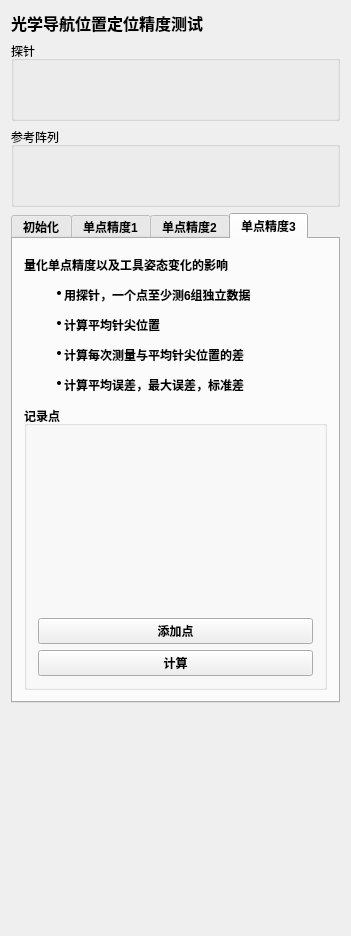
Above: Plugins/org.mitk.lancet.accuracytest/src/internal/AccuracyTestControls.ui from zhaomengxiao/LancetMITK-Adition before the change. Below: the same form after it.
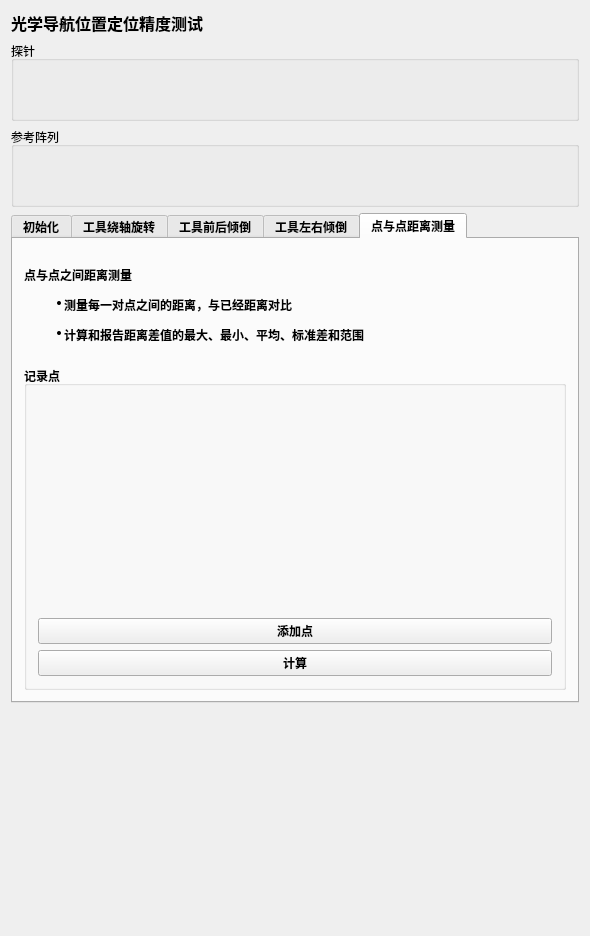
That is the form after the change. Custom widgets are drawn as their Qt base class.

Commit message:
add data export function to acuracy test
1、data export
2、modify some logic codes

Diff of the .ui file:
```diff
--- a/Plugins/org.mitk.lancet.accuracytest/src/internal/AccuracyTestControls.ui
+++ b/Plugins/org.mitk.lancet.accuracytest/src/internal/AccuracyTestControls.ui
@@ -6,7 +6,7 @@
    <rect>
     <x>0</x>
     <y>0</y>
-    <width>351</width>
+    <width>590</width>
     <height>936</height>
    </rect>
   </property>
@@ -87,7 +87,7 @@
       </font>
      </property>
      <property name="currentIndex">
-      <number>3</number>
+      <number>4</number>
      </property>
      <property name="elideMode">
       <enum>Qt::ElideMiddle</enum>
@@ -290,7 +290,7 @@
      </widget>
      <widget class="QWidget" name="tab_2">
       <attribute name="title">
-       <string>单点精度1</string>
+       <string>工具绕轴旋转</string>
       </attribute>
       <layout class="QVBoxLayout" name="verticalLayout_3">
        <item>
@@ -351,7 +351,7 @@
      </widget>
      <widget class="QWidget" name="tab_3">
       <attribute name="title">
-       <string>单点精度2</string>
+       <string>工具前后倾倒</string>
       </attribute>
       <layout class="QVBoxLayout" name="verticalLayout_8">
        <item>
@@ -405,9 +405,9 @@
      </widget>
      <widget class="QWidget" name="tab_4">
       <attribute name="title">
-       <string>单点精度3</string>
+       <string>工具左右倾倒</string>
       </attribute>
-      <layout class="QVBoxLayout" name="verticalLayout_9">
+      <layout class="QVBoxLayout" name="verticalLayout_13">
        <item>
         <widget class="QLabel" name="label_8">
          <property name="maximumSize">
@@ -464,6 +464,65 @@
        </item>
       </layout>
      </widget>
+     <widget class="QWidget" name="tab_5">
+      <attribute name="title">
+       <string>点与点距离测量</string>
+      </attribute>
+      <layout class="QVBoxLayout" name="verticalLayout_9">
+       <item>
+        <widget class="QLabel" name="label_7">
+         <property name="maximumSize">
+          <size>
+           <width>16777215</width>
+           <height>110</height>
+          </size>
+         </property>
+         <property name="text">
+          <string>&lt;!DOCTYPE HTML PUBLIC &quot;-//W3C//DTD HTML 4.0//EN&quot; &quot;http://www.w3.org/TR/REC-html40/strict.dtd&quot;&gt;
+&lt;html&gt;&lt;head&gt;&lt;meta name=&quot;qrichtext&quot; content=&quot;1&quot; /&gt;&lt;style type=&quot;text/css&quot;&gt;
+p, li { white-space: pre-wrap; }
+&lt;/style&gt;&lt;/head&gt;&lt;body style=&quot; font-family:'SimSun'; font-size:9pt; font-weight:600; font-style:normal;&quot;&gt;
+&lt;p style=&quot; margin-top:0px; margin-bottom:0px; margin-left:0px; margin-right:0px; -qt-block-indent:0; text-indent:0px;&quot;&gt;点与点之间距离测量&lt;/p&gt;
+&lt;ul style=&quot;margin-top: 0px; margin-bottom: 0px; margin-left: 0px; margin-right: 0px; -qt-list-indent: 1;&quot;&gt;&lt;li style=&quot; margin-top:12px; margin-bottom:0px; margin-left:0px; margin-right:0px; -qt-block-indent:0; text-indent:0px;&quot;&gt;测量每一对点之间的距离，与已经距离对比&lt;/li&gt;&lt;/ul&gt;
+&lt;ul style=&quot;margin-top: 0px; margin-bottom: 0px; margin-left: 0px; margin-right: 0px; -qt-list-indent: 1;&quot;&gt;&lt;li style=&quot; margin-top:12px; margin-bottom:0px; margin-left:0px; margin-right:0px; -qt-block-indent:0; text-indent:0px;&quot;&gt;计算和报告距离差值的最大、最小、平均、标准差和范围&lt;/li&gt;&lt;/ul&gt;&lt;/body&gt;&lt;/html&gt;</string>
+         </property>
+        </widget>
+       </item>
+       <item>
+        <widget class="QGroupBox" name="groupBox_6">
+         <property name="title">
+          <string>记录点</string>
+         </property>
+         <layout class="QVBoxLayout" name="verticalLayout_14">
+          <item>
+           <widget class="QmitkPointListWidget" name="m_distancePointList" native="true">
+            <property name="minimumSize">
+             <size>
+              <width>0</width>
+              <height>170</height>
+             </size>
+            </property>
+           </widget>
+          </item>
+          <item>
+           <widget class="QPushButton" name="m_AddPoint_3">
+            <property name="text">
+             <string>添加点</string>
+            </property>
+           </widget>
+          </item>
+          <item>
+           <widget class="QPushButton" name="m_compute_3">
+            <property name="text">
+             <string>计算</string>
+            </property>
+           </widget>
+          </item>
+         </layout>
+        </widget>
+       </item>
+      </layout>
+     </widget>
     </widget>
    </item>
    <item>
```
The commit also changes 4 other files.
